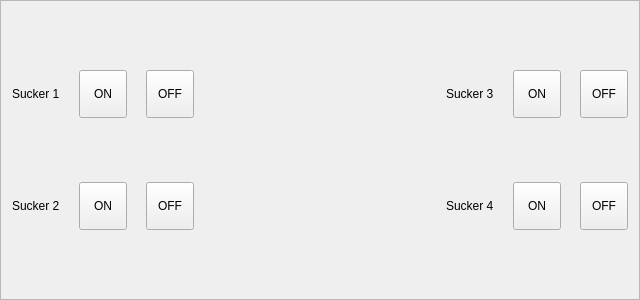
Above: hcmanualoperation/hcmanualsockerframe.ui from dongdong-2009/3-5AxisRobot before the change. Below: the same form after it.
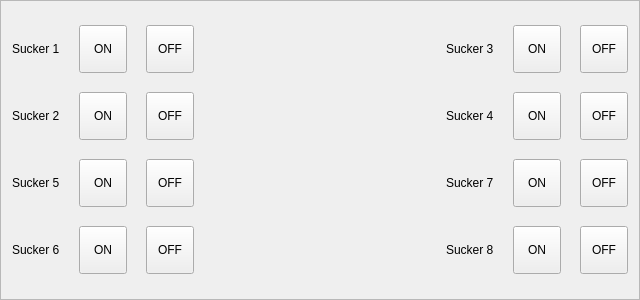
That is the form after the change. Icons and pictures are not drawn.

Diff of the .ui file:
```diff
--- a/hcmanualoperation/hcmanualsockerframe.ui
+++ b/hcmanualoperation/hcmanualsockerframe.ui
@@ -341,6 +341,304 @@
      </property>
     </widget>
    </item>
+   <item row="2" column="0">
+    <widget class="QLabel" name="label_5">
+     <property name="text">
+      <string>Sucker 5</string>
+     </property>
+    </widget>
+   </item>
+   <item row="2" column="1">
+    <widget class="QLabel" name="sucker5Label">
+     <property name="text">
+      <string/>
+     </property>
+     <property name="pixmap">
+      <pixmap resource="../resource.qrc">:/resource/ledgray(16).png</pixmap>
+     </property>
+    </widget>
+   </item>
+   <item row="2" column="2">
+    <widget class="QToolButton" name="connectSucker5ToolButton">
+     <property name="sizePolicy">
+      <sizepolicy hsizetype="Preferred" vsizetype="Preferred">
+       <horstretch>0</horstretch>
+       <verstretch>0</verstretch>
+      </sizepolicy>
+     </property>
+     <property name="minimumSize">
+      <size>
+       <width>48</width>
+       <height>48</height>
+      </size>
+     </property>
+     <property name="maximumSize">
+      <size>
+       <width>48</width>
+       <height>48</height>
+      </size>
+     </property>
+     <property name="text">
+      <string>ON</string>
+     </property>
+    </widget>
+   </item>
+   <item row="2" column="5">
+    <widget class="QToolButton" name="disconnectSucker5ToolButton">
+     <property name="sizePolicy">
+      <sizepolicy hsizetype="Preferred" vsizetype="Preferred">
+       <horstretch>0</horstretch>
+       <verstretch>0</verstretch>
+      </sizepolicy>
+     </property>
+     <property name="minimumSize">
+      <size>
+       <width>48</width>
+       <height>48</height>
+      </size>
+     </property>
+     <property name="maximumSize">
+      <size>
+       <width>48</width>
+       <height>48</height>
+      </size>
+     </property>
+     <property name="text">
+      <string>OFF</string>
+     </property>
+    </widget>
+   </item>
+   <item row="3" column="0">
+    <widget class="QLabel" name="label_6">
+     <property name="text">
+      <string>Sucker 6</string>
+     </property>
+    </widget>
+   </item>
+   <item row="3" column="1">
+    <widget class="QLabel" name="sucker6Label">
+     <property name="text">
+      <string/>
+     </property>
+     <property name="pixmap">
+      <pixmap resource="../resource.qrc">:/resource/ledgray(16).png</pixmap>
+     </property>
+    </widget>
+   </item>
+   <item row="3" column="2">
+    <widget class="QToolButton" name="connectSucker6ToolButton">
+     <property name="sizePolicy">
+      <sizepolicy hsizetype="Preferred" vsizetype="Preferred">
+       <horstretch>0</horstretch>
+       <verstretch>0</verstretch>
+      </sizepolicy>
+     </property>
+     <property name="minimumSize">
+      <size>
+       <width>48</width>
+       <height>48</height>
+      </size>
+     </property>
+     <property name="maximumSize">
+      <size>
+       <width>48</width>
+       <height>48</height>
+      </size>
+     </property>
+     <property name="text">
+      <string>ON</string>
+     </property>
+    </widget>
+   </item>
+   <item row="3" column="4">
+    <widget class="QLabel" name="sucker6StatusLabel">
+     <property name="text">
+      <string/>
+     </property>
+     <property name="pixmap">
+      <pixmap resource="../resource.qrc">:/resource/ledgray(16).png</pixmap>
+     </property>
+    </widget>
+   </item>
+   <item row="3" column="5">
+    <widget class="QToolButton" name="disconnectSucker6ToolButton">
+     <property name="sizePolicy">
+      <sizepolicy hsizetype="Preferred" vsizetype="Preferred">
+       <horstretch>0</horstretch>
+       <verstretch>0</verstretch>
+      </sizepolicy>
+     </property>
+     <property name="minimumSize">
+      <size>
+       <width>48</width>
+       <height>48</height>
+      </size>
+     </property>
+     <property name="maximumSize">
+      <size>
+       <width>48</width>
+       <height>48</height>
+      </size>
+     </property>
+     <property name="text">
+      <string>OFF</string>
+     </property>
+    </widget>
+   </item>
+   <item row="2" column="8">
+    <widget class="QLabel" name="label_7">
+     <property name="text">
+      <string>Sucker 7</string>
+     </property>
+    </widget>
+   </item>
+   <item row="2" column="9">
+    <widget class="QLabel" name="sucker7Label">
+     <property name="text">
+      <string/>
+     </property>
+     <property name="pixmap">
+      <pixmap resource="../resource.qrc">:/resource/ledgray(16).png</pixmap>
+     </property>
+    </widget>
+   </item>
+   <item row="2" column="10">
+    <widget class="QToolButton" name="connectSucker7ToolButton">
+     <property name="sizePolicy">
+      <sizepolicy hsizetype="Preferred" vsizetype="Preferred">
+       <horstretch>0</horstretch>
+       <verstretch>0</verstretch>
+      </sizepolicy>
+     </property>
+     <property name="minimumSize">
+      <size>
+       <width>48</width>
+       <height>48</height>
+      </size>
+     </property>
+     <property name="maximumSize">
+      <size>
+       <width>48</width>
+       <height>48</height>
+      </size>
+     </property>
+     <property name="text">
+      <string>ON</string>
+     </property>
+    </widget>
+   </item>
+   <item row="2" column="11">
+    <widget class="QLabel" name="sucker7StatusLabel">
+     <property name="text">
+      <string/>
+     </property>
+     <property name="pixmap">
+      <pixmap resource="../resource.qrc">:/resource/ledgray(16).png</pixmap>
+     </property>
+    </widget>
+   </item>
+   <item row="2" column="12">
+    <widget class="QToolButton" name="disconnectSucker7ToolButton">
+     <property name="sizePolicy">
+      <sizepolicy hsizetype="Preferred" vsizetype="Preferred">
+       <horstretch>0</horstretch>
+       <verstretch>0</verstretch>
+      </sizepolicy>
+     </property>
+     <property name="minimumSize">
+      <size>
+       <width>48</width>
+       <height>48</height>
+      </size>
+     </property>
+     <property name="maximumSize">
+      <size>
+       <width>48</width>
+       <height>48</height>
+      </size>
+     </property>
+     <property name="text">
+      <string>OFF</string>
+     </property>
+    </widget>
+   </item>
+   <item row="3" column="8">
+    <widget class="QLabel" name="label_8">
+     <property name="text">
+      <string>Sucker 8</string>
+     </property>
+    </widget>
+   </item>
+   <item row="3" column="9">
+    <widget class="QLabel" name="sucker8Label">
+     <property name="text">
+      <string/>
+     </property>
+     <property name="pixmap">
+      <pixmap resource="../resource.qrc">:/resource/ledgray(16).png</pixmap>
+     </property>
+    </widget>
+   </item>
+   <item row="3" column="10">
+    <widget class="QToolButton" name="connectSucker8ToolButton">
+     <property name="sizePolicy">
+      <sizepolicy hsizetype="Preferred" vsizetype="Preferred">
+       <horstretch>0</horstretch>
+       <verstretch>0</verstretch>
+      </sizepolicy>
+     </property>
+     <property name="minimumSize">
+      <size>
+       <width>48</width>
+       <height>48</height>
+      </size>
+     </property>
+     <property name="maximumSize">
+      <size>
+       <width>48</width>
+       <height>48</height>
+      </size>
+     </property>
+     <property name="text">
+      <string>ON</string>
+     </property>
+    </widget>
+   </item>
+   <item row="3" column="11">
+    <widget class="QLabel" name="sucker8StatusLabel">
+     <property name="text">
+      <string/>
+     </property>
+     <property name="pixmap">
+      <pixmap resource="../resource.qrc">:/resource/ledgray(16).png</pixmap>
+     </property>
+    </widget>
+   </item>
+   <item row="3" column="12">
+    <widget class="QToolButton" name="disconnectSucker8ToolButton">
+     <property name="sizePolicy">
+      <sizepolicy hsizetype="Preferred" vsizetype="Preferred">
+       <horstretch>0</horstretch>
+       <verstretch>0</verstretch>
+      </sizepolicy>
+     </property>
+     <property name="minimumSize">
+      <size>
+       <width>48</width>
+       <height>48</height>
+      </size>
+     </property>
+     <property name="maximumSize">
+      <size>
+       <width>48</width>
+       <height>48</height>
+      </size>
+     </property>
+     <property name="text">
+      <string>OFF</string>
+     </property>
+    </widget>
+   </item>
   </layout>
  </widget>
  <resources>
```
Left out of the diff: 250 changed lines with no effect on the pictures.
